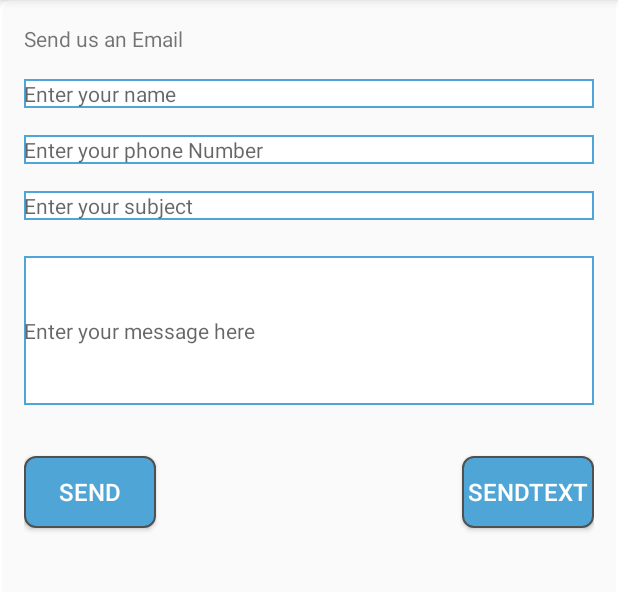
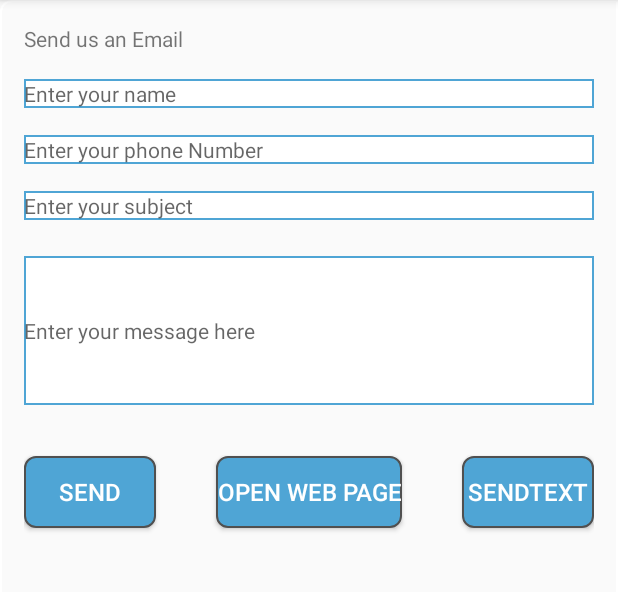
Before and after one commit to jasonbutwell/Android_EmailIntentDemo, an Android app: the screen it shows after launch (MainActivity), on a phone screen of 412 x 824 dp, the part 84-676 px from its top. Run offline under Robolectric (Android 15) with nearby library versions, the phone set to English and light mode, and no system bars.

```diff
--- a/app/src/main/java/com/jasonbutwell/emailintentdemo/MainActivity.java
+++ b/app/src/main/java/com/jasonbutwell/emailintentdemo/MainActivity.java
@@ -23,6 +23,14 @@ public class MainActivity extends AppCompatActivity {
         phone = (EditText)findViewById(R.id.PhoneNo);
         subject = (EditText)findViewById(R.id.subject);
         message = (EditText)findViewById(R.id.Message);
+    }
+
+    public void openWebPage(View view) {
+        String url="http://www.google.com";
+
+        Intent webIntent = new Intent(Intent.ACTION_VIEW);
+        webIntent.setData(Uri.parse(url));
+        startActivity(webIntent);
     }
 
     public void sendText( View view ) {
--- a/app/src/main/res/layout/activity_main.xml
+++ b/app/src/main/res/layout/activity_main.xml
@@ -114,4 +114,17 @@
         android:layout_alignBottom="@+id/sendButton"
         android:layout_alignParentRight="true"
         android:layout_alignParentEnd="true" />
+
+    <Button
+        android:background="@drawable/button_shape"
+        android:text="@string/open_web_page"
+        android:layout_width="wrap_content"
+        android:layout_height="wrap_content"
+        android:id="@+id/sendButton3"
+        android:textColor="@android:color/white"
+        android:textSize="16sp"
+        android:onClick="openWebPage"
+        android:layout_alignBaseline="@+id/sendButton2"
+        android:layout_alignBottom="@+id/sendButton2"
+        android:layout_centerHorizontal="true" />
 </RelativeLayout>
--- a/app/src/main/res/values/strings.xml
+++ b/app/src/main/res/values/strings.xml
@@ -7,4 +7,5 @@
     <string name="send_us_an_email">Send us an Email</string>
     <string name="enter_your_subject">Enter your subject</string>
     <string name="sendtext">sendText</string>
+    <string name="open_web_page">Open web page</string>
 </resources>
```
